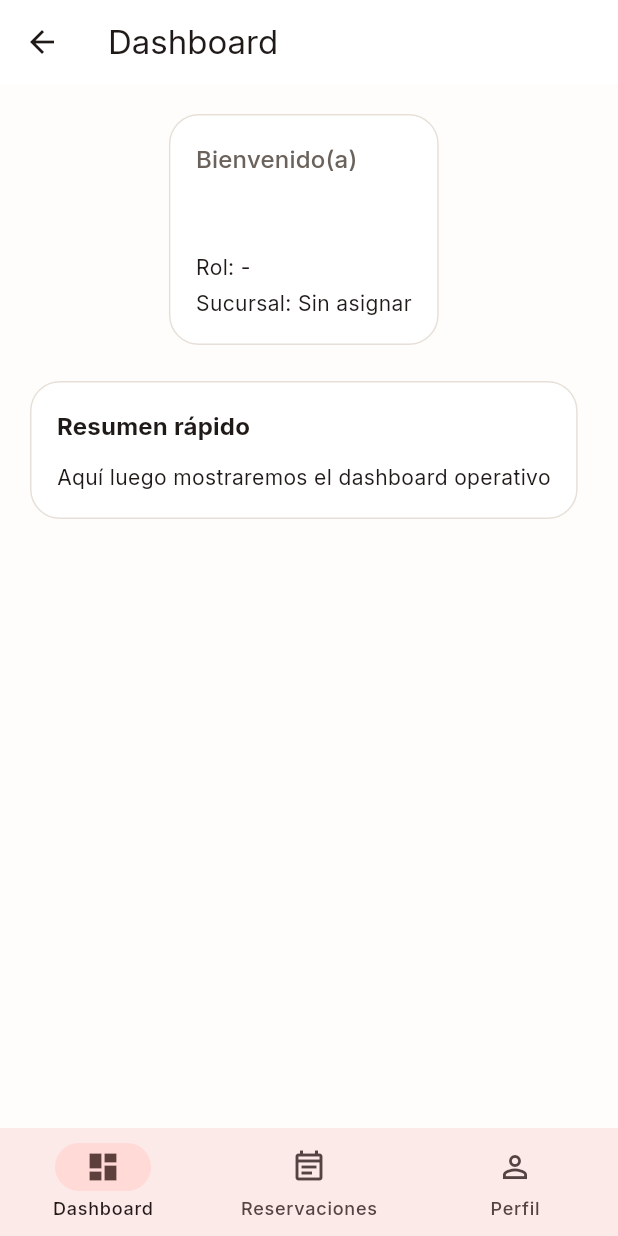
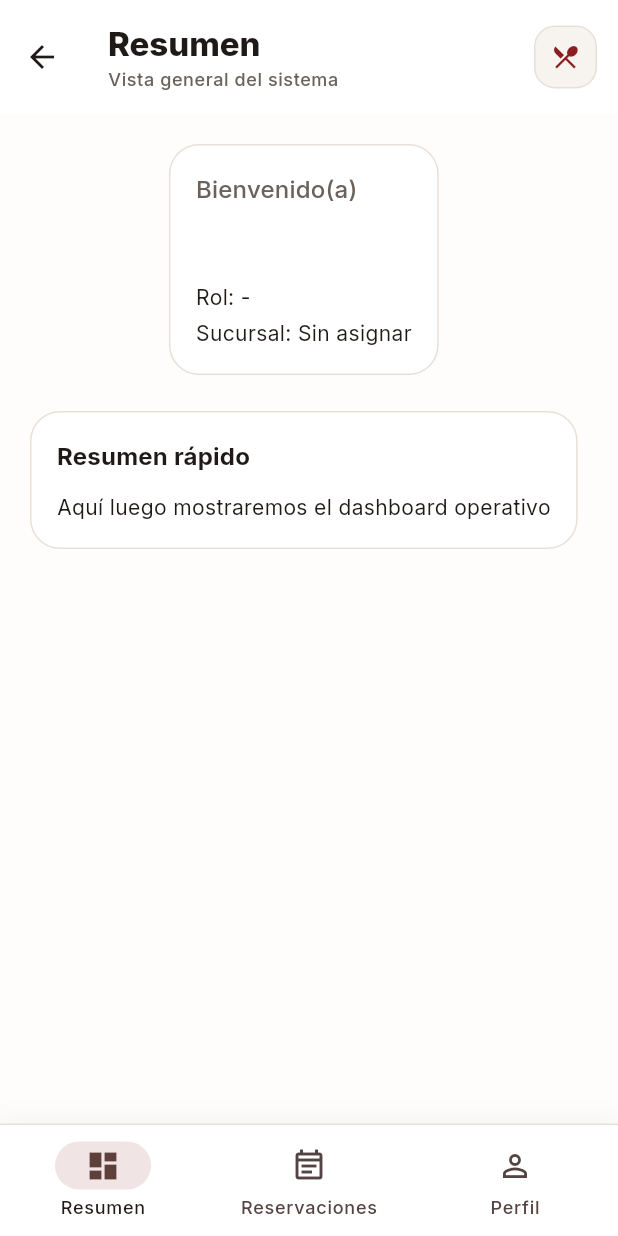
Before and after one commit to DevCraftersEnterprise/focacha-reservations-app, a Flutter app: the AuthenticatedShell screen opened directly, on a phone screen of 412 x 824 dp. Run offline on Flutter 3.47's test engine with Material 3 defaults, Android fonts, the phone set to English and light mode, and no system bars; our stand-ins replace dio, flutter_riverpod, flutter_secure_storage, go_router, google_fonts; accounts and stored records are empty.

Commit message:
Refactor AuthenticatedShell to enhance UI; update app bar with user greeting, improve layout, and implement bottom navigation bar with updated labels

```diff
--- a/lib/app/shell/authenticated_shell.dart
+++ b/lib/app/shell/authenticated_shell.dart
@@ -2,6 +2,7 @@ import 'package:flutter/material.dart';
 import 'package:flutter_riverpod/flutter_riverpod.dart';
 
 import '../../core/constants/app_colors.dart';
+import '../../features/auth/presentation/providers/auth_provider.dart';
 import '../../features/dashboard/presentation/pages/dashboard_page.dart';
 import '../../features/profile/presentation/pages/profile_page.dart';
 import '../../features/reservations/presentation/pages/reservations_page.dart';
@@ -22,7 +23,13 @@ class _AuthenticatedShellState extends ConsumerState<AuthenticatedShell> {
     ProfilePage(),
   ];
 
-  final List<String> _titles = const ['Dashboard', 'Reservaciones', 'Perfil'];
+  final List<String> _titles = const ['Resumen', 'Reservaciones', 'Mi perfil'];
+
+  final List<String> _subtitles = const [
+    'Vista general del sistema',
+    'Gestiona tus reservaciones',
+    'Información y sesión',
+  ];
 
   void _onItemTapped(int index) {
     if (_currentIndex == index) return;
@@ -34,19 +41,99 @@ class _AuthenticatedShellState extends ConsumerState<AuthenticatedShell> {
 
   @override
   Widget build(BuildContext context) {
+    final session = ref.watch(authProvider).value;
+    final user = session?.user;
+
     return Scaffold(
       backgroundColor: AppColors.background,
-      appBar: AppBar(title: Text(_titles[_currentIndex])),
-      body: IndexedStack(index: _currentIndex, children: _pages),
-      bottomNavigationBar: NavigationBar(
+      appBar: AppBar(
+        toolbarHeight: 76,
+        elevation: 0,
+        scrolledUnderElevation: 0,
+        backgroundColor: Colors.white,
+        surfaceTintColor: Colors.white,
+        titleSpacing: 16,
+        title: Column(
+          crossAxisAlignment: CrossAxisAlignment.start,
+          children: [
+            Text(
+              _titles[_currentIndex],
+              style: Theme.of(context).textTheme.titleLarge?.copyWith(
+                fontWeight: FontWeight.w800,
+                color: AppColors.textPrimary,
+              ),
+            ),
+            const SizedBox(height: 2),
+            Text(
+              _currentIndex == 0 && user != null
+                  ? 'Hola, ${user.firstName}'
+                  : _subtitles[_currentIndex],
+              style: Theme.of(context).textTheme.bodySmall?.copyWith(
+                color: AppColors.textSecondary,
+                fontWeight: FontWeight.w500,
+              ),
+            ),
+          ],
+        ),
+        actions: [
+          Padding(
+            padding: const EdgeInsets.only(right: 14),
+            child: Container(
+              height: 42,
+              width: 42,
+              decoration: BoxDecoration(
+                color: AppColors.surface,
+                borderRadius: BorderRadius.circular(14),
+                border: Border.all(color: AppColors.border),
+              ),
+              child: const Icon(
+                Icons.restaurant_menu,
+                color: AppColors.primary,
+                size: 20,
+              ),
+            ),
+          ),
+        ],
+      ),
+      body: SafeArea(
+        top: false,
+        child: AnimatedSwitcher(
+          duration: const Duration(milliseconds: 220),
+          switchInCurve: Curves.easeOut,
+          switchOutCurve: Curves.easeIn,
+          child: KeyedSubtree(
+            key: ValueKey(_currentIndex),
+            child: _pages[_currentIndex],
+          ),
+        ),
+      ),
+      bottomNavigationBar: SafeArea(
+        top: false,
+        child: Container(
+          decoration: BoxDecoration(
+            color: Colors.white,
+            border: const Border(top: BorderSide(color: AppColors.border)),
+            boxShadow: [
+              BoxShadow(
+                color: Colors.black.withValues(alpha: 0.04),
+                blurRadius: 12,
+                offset: const Offset(0, -3),
+              ),
+            ],
+          ),
+          child: NavigationBar(
             selectedIndex: _currentIndex,
             onDestinationSelected: _onItemTapped,
-        height: 72,
+            height: 74,
+            backgroundColor: Colors.white,
+            surfaceTintColor: Colors.white,
+            indicatorColor: AppColors.primary.withValues(alpha: 0.12),
+            labelBehavior: NavigationDestinationLabelBehavior.alwaysShow,
             destinations: const [
               NavigationDestination(
                 icon: Icon(Icons.dashboard_outlined),
                 selectedIcon: Icon(Icons.dashboard),
-            label: 'Dashboard',
+                label: 'Resumen',
               ),
               NavigationDestination(
                 icon: Icon(Icons.event_note_outlined),
@@ -60,6 +147,8 @@ class _AuthenticatedShellState extends ConsumerState<AuthenticatedShell> {
               ),
             ],
           ),
+        ),
+      ),
     );
   }
 }
```
Lines whose indentation alone changed are shown as unchanged.
